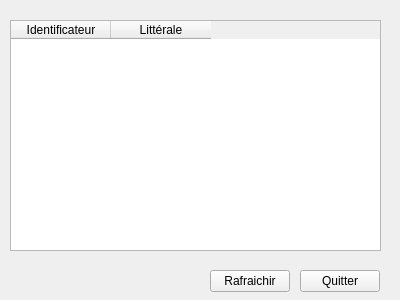
The window that Sources/Sources/gestionvariablewindow.ui (gabriel-hurtado/UTComputer) describes before a commit, drawn with Qt 5.
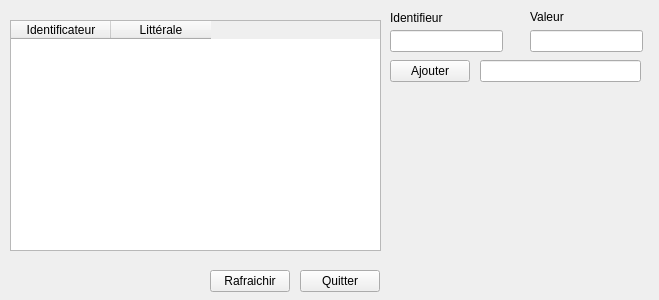
The same window after the commit.

```diff
--- a/Sources/Sources/gestionvariablewindow.ui
+++ b/Sources/Sources/gestionvariablewindow.ui
@@ -6,7 +6,7 @@
    <rect>
     <x>0</x>
     <y>0</y>
-    <width>400</width>
+    <width>659</width>
     <height>300</height>
    </rect>
   </property>
@@ -59,6 +59,75 @@
     <string>Rafraichir</string>
    </property>
   </widget>
+  <widget class="QPushButton" name="button_add">
+   <property name="geometry">
+    <rect>
+     <x>390</x>
+     <y>60</y>
+     <width>80</width>
+     <height>22</height>
+    </rect>
+   </property>
+   <property name="text">
+    <string>Ajouter</string>
+   </property>
+  </widget>
+  <widget class="QLineEdit" name="add_id">
+   <property name="geometry">
+    <rect>
+     <x>390</x>
+     <y>30</y>
+     <width>113</width>
+     <height>22</height>
+    </rect>
+   </property>
+  </widget>
+  <widget class="QLineEdit" name="add_value">
+   <property name="geometry">
+    <rect>
+     <x>530</x>
+     <y>30</y>
+     <width>113</width>
+     <height>22</height>
+    </rect>
+   </property>
+  </widget>
+  <widget class="QLabel" name="label">
+   <property name="geometry">
+    <rect>
+     <x>390</x>
+     <y>10</y>
+     <width>71</width>
+     <height>16</height>
+    </rect>
+   </property>
+   <property name="text">
+    <string>Identifieur</string>
+   </property>
+  </widget>
+  <widget class="QLabel" name="label_2">
+   <property name="geometry">
+    <rect>
+     <x>530</x>
+     <y>10</y>
+     <width>59</width>
+     <height>14</height>
+    </rect>
+   </property>
+   <property name="text">
+    <string>Valeur</string>
+   </property>
+  </widget>
+  <widget class="QLineEdit" name="message">
+   <property name="geometry">
+    <rect>
+     <x>480</x>
+     <y>60</y>
+     <width>161</width>
+     <height>22</height>
+    </rect>
+   </property>
+  </widget>
  </widget>
  <resources/>
  <connections/>
```
